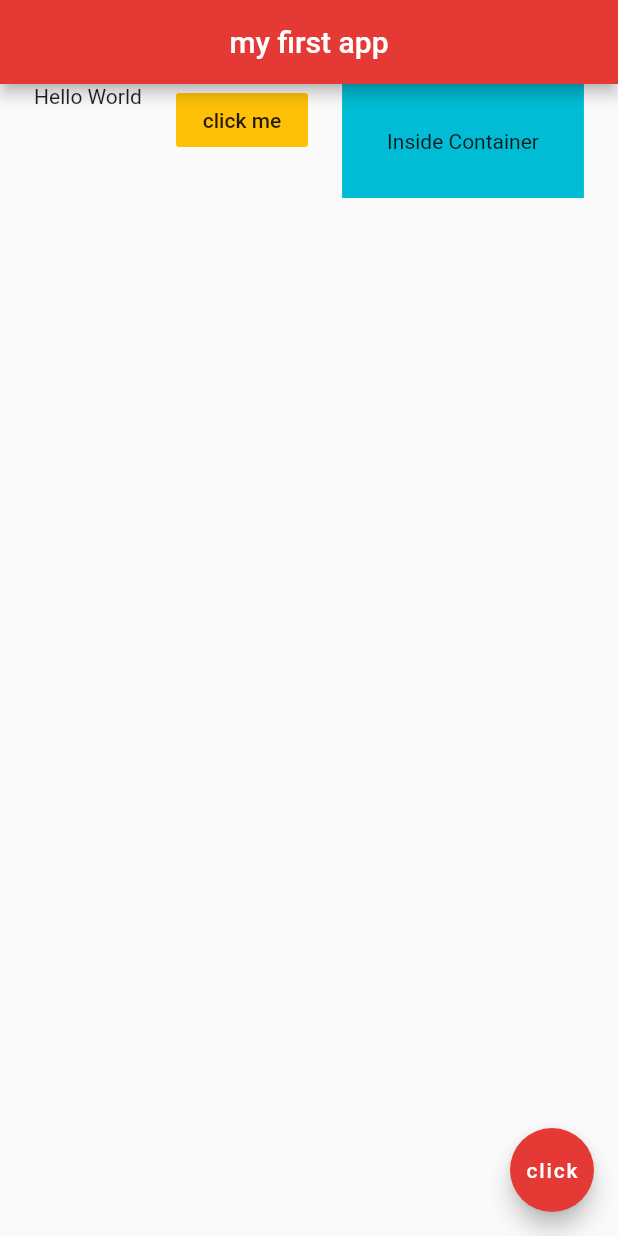
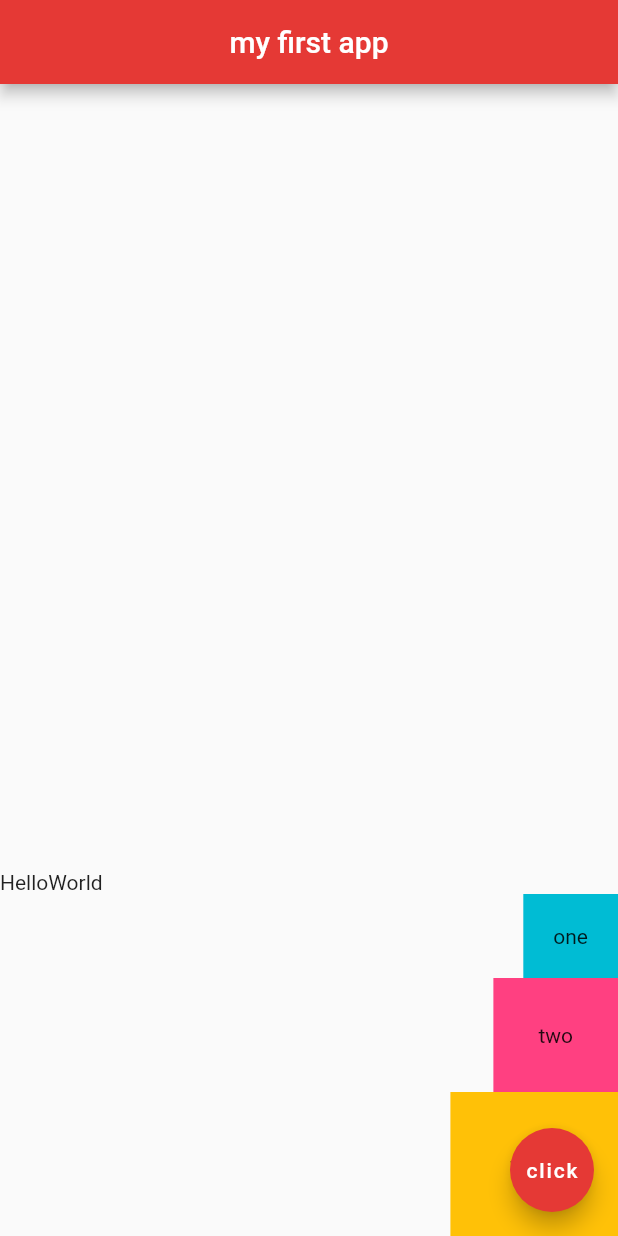
Before and after one commit to beaudario/flutter_tuts, a Flutter app: the screen it shows after launch, on a phone screen of 412 x 824 dp. Run offline on Flutter 3.47's test engine with Material 2 defaults, Android fonts, the phone set to English and light mode, and no system bars.

Commit message:
lesson 12 done

```diff
--- a/#4/myapp/lib/main.dart
+++ b/#4/myapp/lib/main.dart
@@ -13,20 +13,30 @@ class Home extends StatelessWidget {
         centerTitle: true,
         backgroundColor: Colors.red[600],
       ),
-      body: Row(
-        mainAxisAlignment: MainAxisAlignment.spaceEvenly,
-        crossAxisAlignment: CrossAxisAlignment.start,
+      body: Column(
+        mainAxisAlignment: MainAxisAlignment.end,
+        crossAxisAlignment: CrossAxisAlignment.end,
         children: <Widget>[
-          Text('Hello World'),
-          FlatButton(
-            onPressed: () {},
-            color: Colors.amber,
-            child: Text('click me'),
+          Row(
+            children: <Widget>[
+              Text('Hello'),
+              Text('World'),
+            ],
           ),
           Container(
+            padding: EdgeInsets.all(20.0),
             color: Colors.cyan,
+            child: Text('one'),
+          ),
+          Container(
             padding: EdgeInsets.all(30.0),
-            child: Text('Inside Container'),
+            color: Colors.pinkAccent,
+            child: Text('two'),
+          ),
+          Container(
+            padding: EdgeInsets.all(40.0),
+            color: Colors.amber,
+            child: Text('three'),
           ),
         ],
       ),
```
